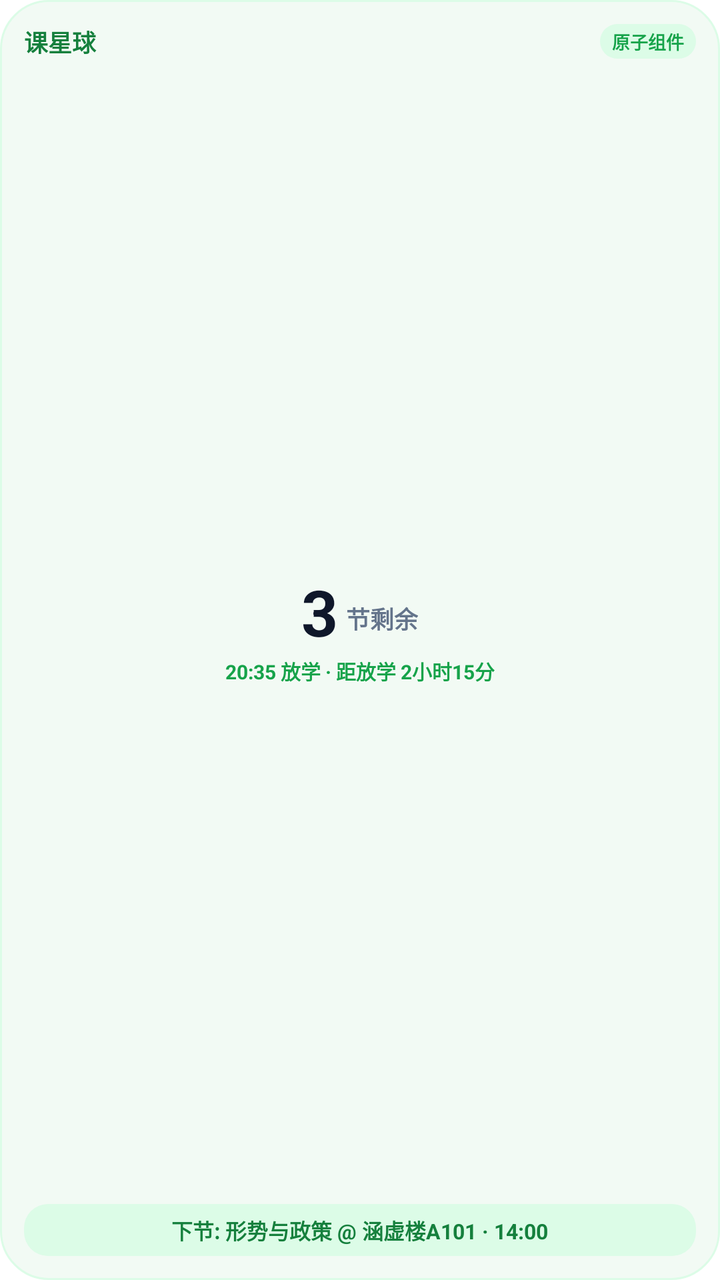
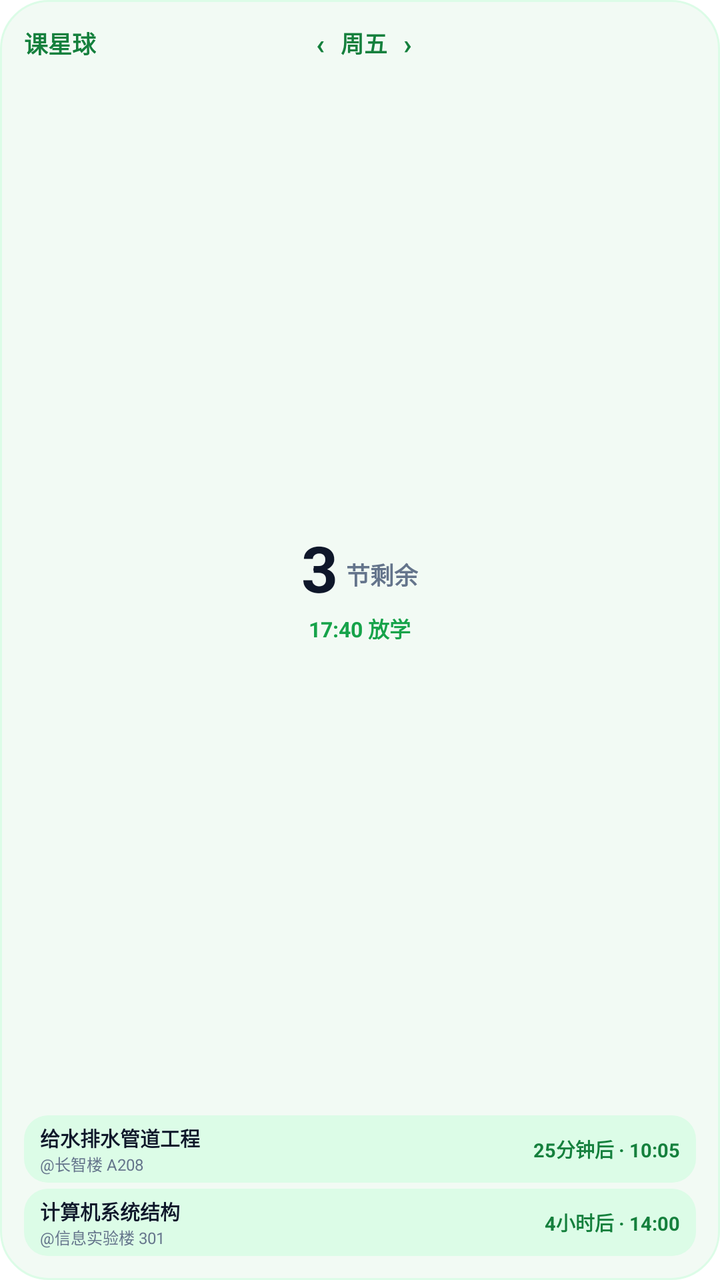

The first picture is an Android layout as it rendered before a commit; the second is the same layout after the commit. The layout source and the unified diff follow.
<!-- AndroidManifest.xml: application theme AppTheme -->
<!-- res/layout/widget_schedule_2x2.xml -->
<?xml version="1.0" encoding="utf-8"?>
<LinearLayout xmlns:android="http://schemas.android.com/apk/res/android"
    android:id="@+id/widget_root"
    android:layout_width="match_parent"
    android:layout_height="match_parent"
    android:orientation="vertical"
    android:background="@drawable/widget_bg"
    android:padding="12dp">

    
    <LinearLayout
        android:layout_width="match_parent"
        android:layout_height="wrap_content"
        android:orientation="horizontal"
        android:gravity="center_vertical">

        <TextView
            android:id="@+id/widget_title"
            android:layout_width="0dp"
            android:layout_height="wrap_content"
            android:layout_weight="1"
            android:text="课星球"
            android:textColor="#15803D"
            android:textSize="12sp"
            android:textStyle="bold" />

        <TextView
            android:id="@+id/widget_tag"
            android:layout_width="wrap_content"
            android:layout_height="wrap_content"
            android:background="@drawable/widget_pill_bg"
            android:paddingHorizontal="6dp"
            android:paddingVertical="2dp"
            android:text="原子组件"
            android:textColor="#16A34A"
            android:textSize="9sp"
            android:textStyle="bold" />
    </LinearLayout>

    
    <FrameLayout
        android:layout_width="match_parent"
        android:layout_height="0dp"
        android:layout_weight="1"
        android:layout_marginVertical="2dp">

        
        <ImageView
            android:id="@+id/widget_arc_image"
            android:layout_width="match_parent"
            android:layout_height="match_parent"
            android:scaleType="fitCenter"
            android:contentDescription="300度弧线进度图" />

        
        <LinearLayout
            android:layout_width="match_parent"
            android:layout_height="match_parent"
            android:orientation="vertical"
            android:gravity="center">

            
            <LinearLayout
                android:layout_width="wrap_content"
                android:layout_height="wrap_content"
                android:orientation="horizontal"
                android:gravity="bottom">

                <TextView
                    android:id="@+id/widget_count_number"
                    android:layout_width="wrap_content"
                    android:layout_height="wrap_content"
                    android:text="3"
                    android:textColor="#0F172A"
                    android:textSize="32sp"
                    android:textStyle="bold"
                    android:includeFontPadding="false" />

                <TextView
                    android:id="@+id/widget_count_unit"
                    android:layout_width="wrap_content"
                    android:layout_height="wrap_content"
                    android:layout_marginStart="4dp"
                    android:layout_marginBottom="4dp"
                    android:text="节剩余"
                    android:textColor="#64748B"
                    android:textSize="12sp"
                    android:textStyle="bold"
                    android:includeFontPadding="false" />
            </LinearLayout>

            
            <TextView
                android:id="@+id/widget_dismissal_time"
                android:layout_width="wrap_content"
                android:layout_height="wrap_content"
                android:layout_marginTop="2dp"
                android:paddingHorizontal="4dp"
                android:text="20:35 放学 · 距放学 2小时15分"
                android:textColor="#16A34A"
                android:textSize="10sp"
                android:textStyle="bold"
                android:singleLine="true" />
        </LinearLayout>
    </FrameLayout>

    
    <LinearLayout
        android:id="@+id/widget_capsule_row"
        android:layout_width="match_parent"
        android:layout_height="wrap_content"
        android:background="@drawable/widget_pill_bg"
        android:gravity="center"
        android:paddingHorizontal="10dp"
        android:paddingVertical="5dp">

        <TextView
            android:id="@+id/widget_next_class"
            android:layout_width="wrap_content"
            android:layout_height="wrap_content"
            android:text="下节: 形势与政策 @ 涵虚楼A101 · 14:00"
            android:textColor="#15803D"
            android:textSize="10.5sp"
            android:textStyle="bold"
            android:singleLine="true" />
    </LinearLayout>

</LinearLayout>
<!-- resources referenced by this layout -->
<resources>
  <!-- drawable widget_bg (drawable) -->
  <?xml version="1.0" encoding="utf-8"?>
  <shape xmlns:android="http://schemas.android.com/apk/res/android"
      android:shape="rectangle">
      <corners android:radius="24dp" />
      <solid android:color="#F2FAF4" />
      <stroke android:width="1dp" android:color="#DCFCE7" />
  </shape>
  <!-- drawable widget_pill_bg (drawable) -->
  <?xml version="1.0" encoding="utf-8"?>
  <shape xmlns:android="http://schemas.android.com/apk/res/android"
      android:shape="rectangle">
      <corners android:radius="12dp" />
      <solid android:color="#DCFCE7" />
  </shape>
</resources>

<!-- the commit's change to res/layout/widget_schedule_2x2.xml (unified diff, before → after) -->
@@ -16,25 +16,54 @@
 
         <TextView
             android:id="@+id/widget_title"
-            android:layout_width="0dp"
-            android:layout_height="wrap_content"
-            android:layout_weight="1"
+            android:layout_width="wrap_content"
+            android:layout_height="wrap_content"
             android:text="课星球"
             android:textColor="#15803D"
             android:textSize="12sp"
             android:textStyle="bold" />
 
-        <TextView
-            android:id="@+id/widget_tag"
-            android:layout_width="wrap_content"
-            android:layout_height="wrap_content"
-            android:background="@drawable/widget_pill_bg"
-            android:paddingHorizontal="6dp"
-            android:paddingVertical="2dp"
-            android:text="原子组件"
-            android:textColor="#16A34A"
-            android:textSize="9sp"
-            android:textStyle="bold" />
+        <LinearLayout
+            android:layout_width="0dp"
+            android:layout_height="wrap_content"
+            android:layout_weight="1"
+            android:gravity="center"
+            android:orientation="horizontal">
+
+            <TextView
+                android:id="@+id/widget_prev_day"
+                android:layout_width="wrap_content"
+                android:layout_height="wrap_content"
+                android:paddingHorizontal="8dp"
+                android:text="‹"
+                android:textColor="#15803D"
+                android:textSize="14sp"
+                android:textStyle="bold" />
+
+            <TextView
+                android:id="@+id/widget_day_text"
+                android:layout_width="wrap_content"
+                android:layout_height="wrap_content"
+                android:text="周五"
+                android:textColor="#15803D"
+                android:textSize="11.5sp"
+                android:textStyle="bold" />
+
+            <TextView
+                android:id="@+id/widget_next_day"
+                android:layout_width="wrap_content"
+                android:layout_height="wrap_content"
+                android:paddingHorizontal="8dp"
+                android:text="›"
+                android:textColor="#15803D"
+                android:textSize="14sp"
+                android:textStyle="bold" />
+        </LinearLayout>
+
+        
+        <View
+            android:layout_width="32dp"
+            android:layout_height="1dp" />
     </LinearLayout>
 
     
@@ -96,9 +125,9 @@
                 android:layout_height="wrap_content"
                 android:layout_marginTop="2dp"
                 android:paddingHorizontal="4dp"
-                android:text="20:35 放学 · 距放学 2小时15分"
+                android:text="17:40 放学"
                 android:textColor="#16A34A"
-                android:textSize="10sp"
+                android:textSize="10.5sp"
                 android:textStyle="bold"
                 android:singleLine="true" />
         </LinearLayout>
@@ -106,23 +135,105 @@
 
     
     <LinearLayout
-        android:id="@+id/widget_capsule_row"
+        android:id="@+id/widget_courses_container"
         android:layout_width="match_parent"
         android:layout_height="wrap_content"
-        android:background="@drawable/widget_pill_bg"
-        android:gravity="center"
-        android:paddingHorizontal="10dp"
-        android:paddingVertical="5dp">
-
-        <TextView
-            android:id="@+id/widget_next_class"
-            android:layout_width="wrap_content"
-            android:layout_height="wrap_content"
-            android:text="下节: 形势与政策 @ 涵虚楼A101 · 14:00"
-            android:textColor="#15803D"
-            android:textSize="10.5sp"
-            android:textStyle="bold"
-            android:singleLine="true" />
+        android:orientation="vertical">
+
+        
+        <LinearLayout
+            android:id="@+id/widget_course_1_row"
+            android:layout_width="match_parent"
+            android:layout_height="wrap_content"
+            android:background="@drawable/widget_pill_bg"
+            android:gravity="center_vertical"
+            android:orientation="horizontal"
+            android:paddingHorizontal="8dp"
+            android:paddingVertical="3.5dp"
+            android:layout_marginBottom="3dp">
+
+            <LinearLayout
+                android:layout_width="0dp"
+                android:layout_height="wrap_content"
+                android:layout_weight="1"
+                android:orientation="vertical">
+
+                <TextView
+                    android:id="@+id/widget_c1_name"
+                    android:layout_width="wrap_content"
+                    android:layout_height="wrap_content"
+                    android:text="给水排水管道工程"
+                    android:textColor="#0F172A"
+                    android:textSize="10sp"
+                    android:textStyle="bold"
+                    android:singleLine="true" />
+
+                <TextView
+                    android:id="@+id/widget_c1_location"
+                    android:layout_width="wrap_content"
+                    android:layout_height="wrap_content"
+                    android:text="@长智楼 A208"
+                    android:textColor="#64748B"
+                    android:textSize="8sp"
+                    android:singleLine="true" />
+            </LinearLayout>
+
+            <TextView
+                android:id="@+id/widget_c1_time"
+                android:layout_width="wrap_content"
+                android:layout_height="wrap_content"
+                android:text="25分钟后 · 10:05"
+                android:textColor="#15803D"
+                android:textSize="9.5sp"
+                android:textStyle="bold" />
+        </LinearLayout>
+
+        
+        <LinearLayout
+            android:id="@+id/widget_course_2_row"
+            android:layout_width="match_parent"
+            android:layout_height="wrap_content"
+            android:background="@drawable/widget_pill_bg"
+            android:gravity="center_vertical"
+            android:orientation="horizontal"
+            android:paddingHorizontal="8dp"
+            android:paddingVertical="3.5dp">
+
+            <LinearLayout
+                android:layout_width="0dp"
+                android:layout_height="wrap_content"
+                android:layout_weight="1"
+                android:orientation="vertical">
+
+                <TextView
+                    android:id="@+id/widget_c2_name"
+                    android:layout_width="wrap_content"
+                    android:layout_height="wrap_content"
+                    android:text="计算机系统结构"
+                    android:textColor="#0F172A"
+                    android:textSize="10sp"
+                    android:textStyle="bold"
+                    android:singleLine="true" />
+
+                <TextView
+                    android:id="@+id/widget_c2_location"
+                    android:layout_width="wrap_content"
+                    android:layout_height="wrap_content"
+                    android:text="@信息实验楼 301"
+                    android:textColor="#64748B"
+                    android:textSize="8sp"
+                    android:singleLine="true" />
+            </LinearLayout>
+
+            <TextView
+                android:id="@+id/widget_c2_time"
+                android:layout_width="wrap_content"
+                android:layout_height="wrap_content"
+                android:text="4小时后 · 14:00"
+                android:textColor="#15803D"
+                android:textSize="9.5sp"
+                android:textStyle="bold" />
+        </LinearLayout>
     </LinearLayout>
 
 </LinearLayout>
